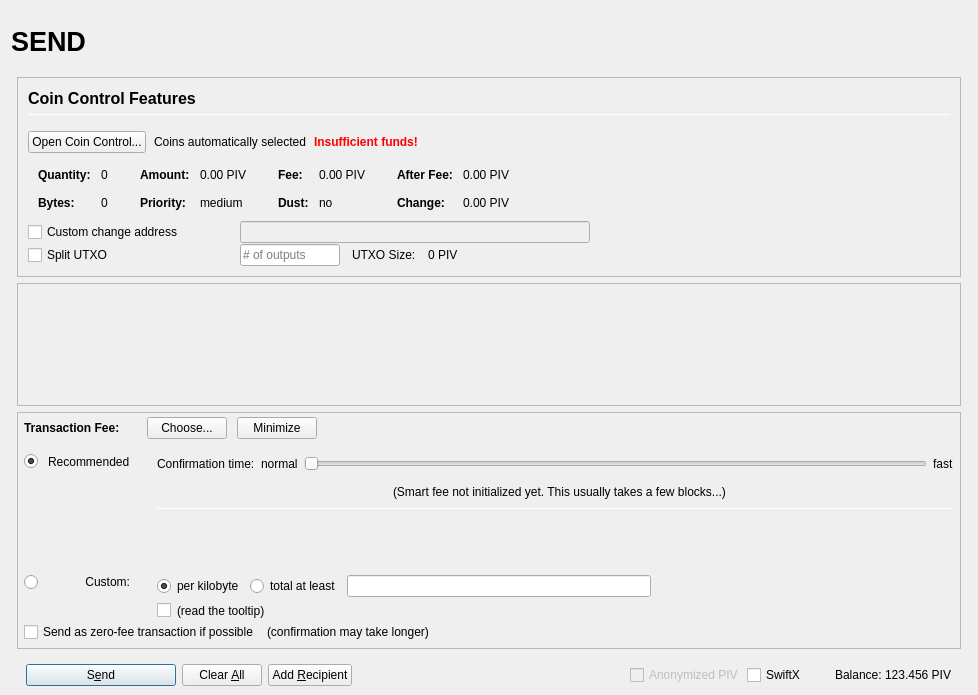
First picture: the form in src/qt/forms/sendcoinsdialog.ui, repository mammix2/kore-mammix2, before the edit.
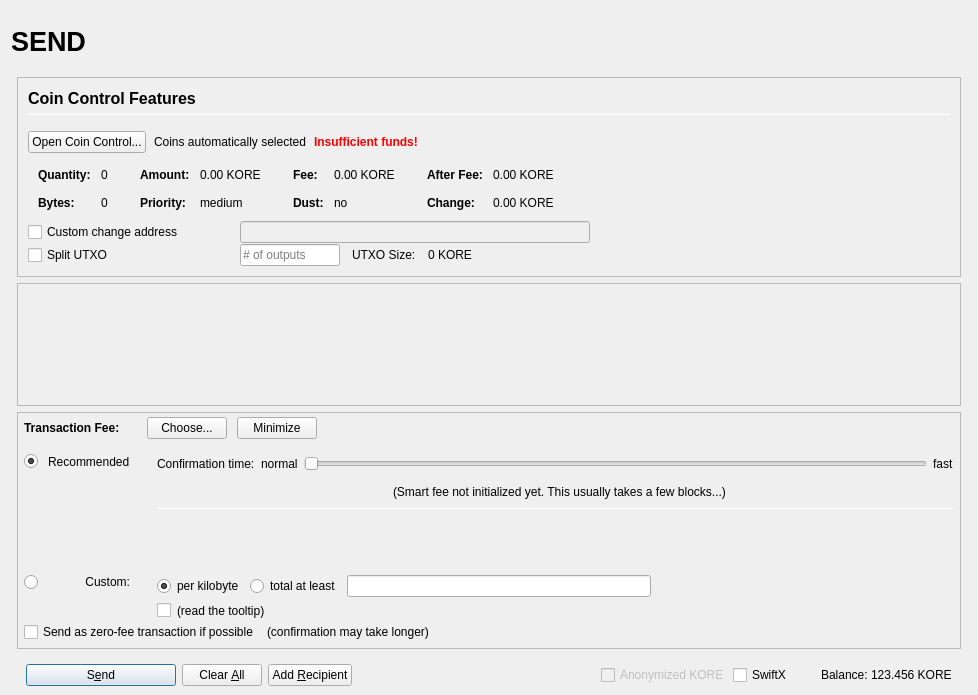
Second picture: the form after the edit. Icons and pictures are not drawn. Custom widgets are drawn as their Qt base class.

Commit message: kore name and file references

Patch:
```diff
--- a/src/qt/forms/sendcoinsdialog.ui
+++ b/src/qt/forms/sendcoinsdialog.ui
@@ -493,7 +493,7 @@
                         <enum>Qt::ActionsContextMenu</enum>
                        </property>
                        <property name="text">
-                        <string notr="true">0.00 PIV</string>
+                        <string notr="true">0.00 KORE</string>
                        </property>
                        <property name="textInteractionFlags">
                         <set>Qt::LinksAccessibleByMouse|Qt::TextSelectableByKeyboard|Qt::TextSelectableByMouse</set>
@@ -573,7 +573,7 @@
                         <enum>Qt::ActionsContextMenu</enum>
                        </property>
                        <property name="text">
-                        <string notr="true">0.00 PIV</string>
+                        <string notr="true">0.00 KORE</string>
                        </property>
                        <property name="textInteractionFlags">
                         <set>Qt::LinksAccessibleByMouse|Qt::TextSelectableByKeyboard|Qt::TextSelectableByMouse</set>
@@ -653,7 +653,7 @@
                         <enum>Qt::ActionsContextMenu</enum>
                        </property>
                        <property name="text">
-                        <string notr="true">0.00 PIV</string>
+                        <string notr="true">0.00 KORE</string>
                        </property>
                        <property name="textInteractionFlags">
                         <set>Qt::LinksAccessibleByMouse|Qt::TextSelectableByKeyboard|Qt::TextSelectableByMouse</set>
@@ -682,7 +682,7 @@
                         <enum>Qt::ActionsContextMenu</enum>
                        </property>
                        <property name="text">
-                        <string notr="true">0.00 PIV</string>
+                        <string notr="true">0.00 KORE</string>
                        </property>
                        <property name="textInteractionFlags">
                         <set>Qt::LinksAccessibleByMouse|Qt::TextSelectableByKeyboard|Qt::TextSelectableByMouse</set>
@@ -849,7 +849,7 @@
                 <item>
                  <widget class="QLabel" name="labelBlockSize">
                   <property name="text">
-                   <string>0 PIV</string>
+                   <string>0 KORE</string>
                   </property>
                  </widget>
                 </item>
@@ -1686,7 +1686,7 @@
                 <bool>false</bool>
                </property>
                <property name="text">
-                <string>Anonymized PIV</string>
+                <string>Anonymized KORE</string>
                </property>
               </widget>
              </item>
@@ -1725,7 +1725,7 @@
                 <cursorShape>IBeamCursor</cursorShape>
                </property>
                <property name="text">
-                <string notr="true">123.456 PIV</string>
+                <string notr="true">123.456 KORE</string>
                </property>
                <property name="textInteractionFlags">
                 <set>Qt::LinksAccessibleByMouse|Qt::TextSelectableByKeyboard|Qt::TextSelectableByMouse</set>
```
Left out of the diff: 6 changed lines with no effect on the pictures. The commit also changes 118 other files.
